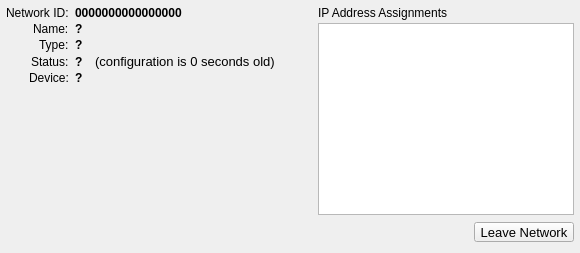
Qt form ZeroTierUI/networkwidget.ui (zerotier/ZeroTierOne) before a commit.
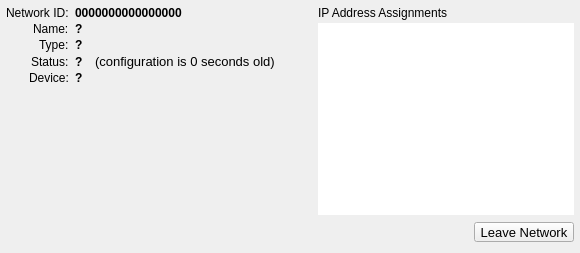
The same form after that commit.

```diff
--- a/ZeroTierUI/networkwidget.ui
+++ b/ZeroTierUI/networkwidget.ui
@@ -19,9 +19,6 @@
   <property name="windowTitle">
    <string>Network</string>
   </property>
-  <property name="styleSheet">
-   <string notr="true"/>
-  </property>
   <layout class="QHBoxLayout" name="horizontalLayout">
    <property name="spacing">
     <number>6</number>
@@ -341,6 +338,9 @@
         <property name="toolTip">
          <string>Double-click to Copy IP Address to Clipboard.</string>
         </property>
+        <property name="frameShape">
+         <enum>QFrame::NoFrame</enum>
+        </property>
         <property name="editTriggers">
          <set>QAbstractItemView::NoEditTriggers</set>
         </property>
```
